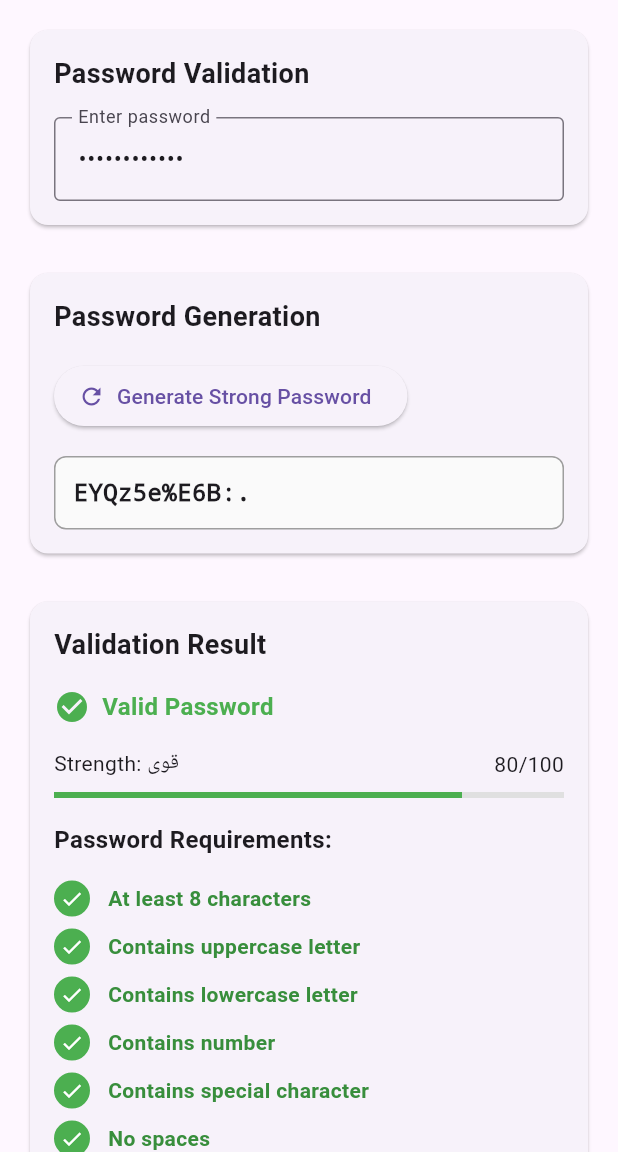
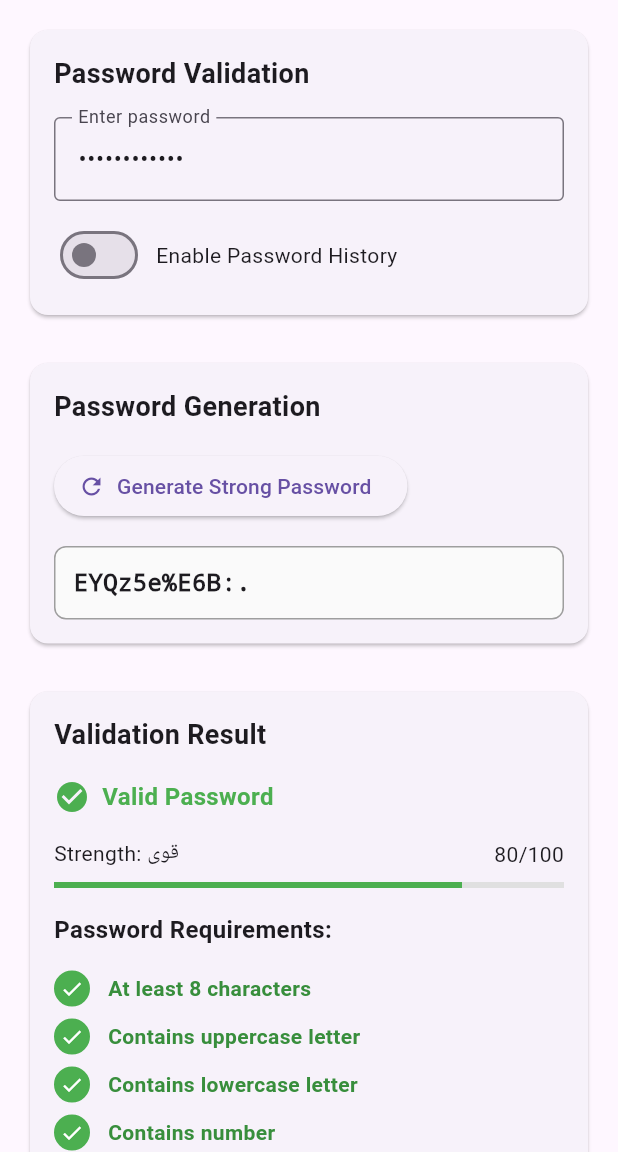
Before and after one commit to MohsenKashefi/Password-Check, a Flutter app: the PasswordCheckDemo screen opened directly, after a tap on "Generate Strong Password", on a phone screen of 412 x 824 dp, the part 84-1236 px from its top. Run offline on Flutter 3.47's test engine with Material 3 defaults, Android fonts, the phone set to English and light mode, and no system bars.

Commit message:
feat: Integrate password history feature into demo app
- Add history toggle switch to enable/disable password history
- Add 'Add to History' button for valid passwords
- Integrate PasswordHistoryWidget into validation results
- Add history result checking in password validation
- Support clearing password history
- Add proper imports for history classes
- Complete end-to-end history functionality demonstration

```diff
--- a/example/lib/main.dart
+++ b/example/lib/main.dart
@@ -1,6 +1,8 @@
 
 import 'package:flutter/material.dart';
 import 'package:password_check/password_check.dart';
+import 'package:password_check/src/widgets/password_history_widget.dart';
+import 'package:password_check/src/history/password_history.dart';
 import 'simple_language_demo.dart';
 
 void main() {
@@ -90,6 +92,8 @@ class _PasswordCheckDemoState extends State<PasswordCheckDemo> {
 
   PasswordValidationResult? _validationResult;
   String _generatedPassword = '';
+  PasswordHistoryResult? _historyResult;
+  bool _historyEnabled = false;
 
   @override
   void initState() {
@@ -108,7 +112,10 @@ class _PasswordCheckDemoState extends State<PasswordCheckDemo> {
 
   void _validatePassword() {
     setState(() {
-      _validationResult = _checker.validate(_passwordController.text );
+      _validationResult = _checker.validate(_passwordController.text);
+      if (_historyEnabled && _checker.history != null) {
+        _historyResult = _checker.history!.checkPassword(_passwordController.text);
+      }
     });
   }
 
@@ -119,6 +126,33 @@ class _PasswordCheckDemoState extends State<PasswordCheckDemo> {
       _passwordController.text = result.password;
       _validatePassword();
     });
+  }
+
+  void _toggleHistory() {
+    setState(() {
+      _historyEnabled = !_historyEnabled;
+      if (_historyEnabled) {
+        _checker = _checker.withSimpleHistory();
+      } else {
+        _checker = PasswordChecker.strong(language: 'fa');
+      }
+      _historyResult = null;
+      _validatePassword();
+    });
+  }
+
+  Future<void> _addToHistory() async {
+    if (_historyEnabled && _validationResult?.isValid == true) {
+      await _checker.addToHistory(_passwordController.text);
+      _validatePassword();
+    }
+  }
+
+  void _clearHistory() {
+    if (_historyEnabled) {
+      _checker.clearHistory();
+      _validatePassword();
+    }
   }
 
   @override
@@ -164,6 +198,29 @@ class _PasswordCheckDemoState extends State<PasswordCheckDemo> {
                 border: OutlineInputBorder(),
                 hintText: 'Type your password here...',
               ),
+            ),
+            const SizedBox(height: 12),
+            Row(
+              children: [
+                Switch(
+                  value: _historyEnabled,
+                  onChanged: (_) => _toggleHistory(),
+                ),
+                const SizedBox(width: 8),
+                const Text('Enable Password History'),
+                const Spacer(),
+                if (_historyEnabled) ...[
+                  ElevatedButton.icon(
+                    onPressed: _validationResult?.isValid == true ? _addToHistory : null,
+                    icon: const Icon(Icons.add, size: 16),
+                    label: const Text('Add to History'),
+                    style: ElevatedButton.styleFrom(
+                      backgroundColor: Colors.green,
+                      foregroundColor: Colors.white,
+                    ),
+                  ),
+                ],
+              ],
             ),
           ],
         ),
@@ -232,6 +289,14 @@ class _PasswordCheckDemoState extends State<PasswordCheckDemo> {
             const SizedBox(height: 16),
             _buildRequirementsChecklist(),
             const SizedBox(height: 16),
+            if (_historyEnabled) ...[
+              PasswordHistoryWidget(
+                history: _checker.history,
+                historyResult: _historyResult,
+                onClearHistory: _clearHistory,
+              ),
+              const SizedBox(height: 16),
+            ],
             _buildValidationChecks(),
           ],
         ),
```
